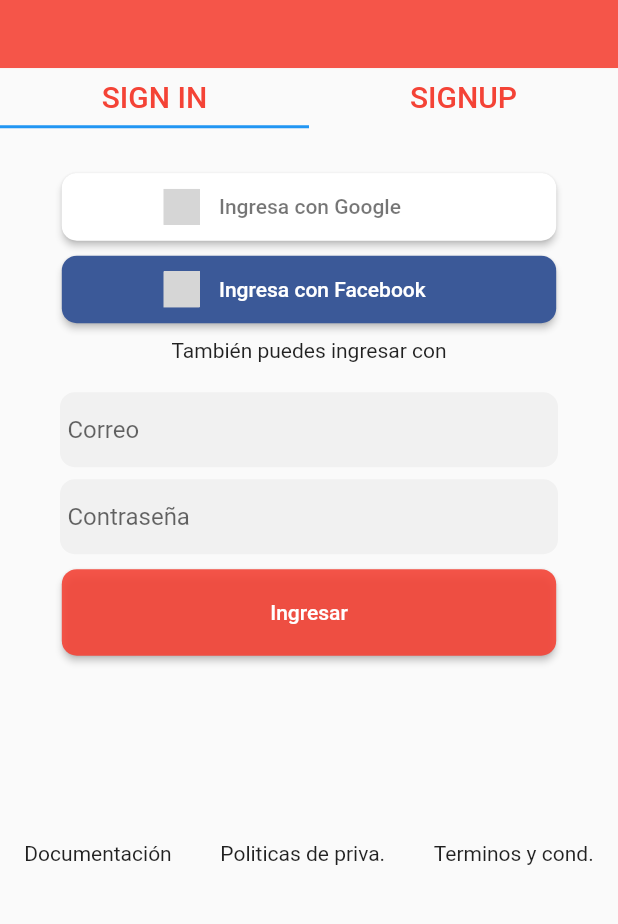
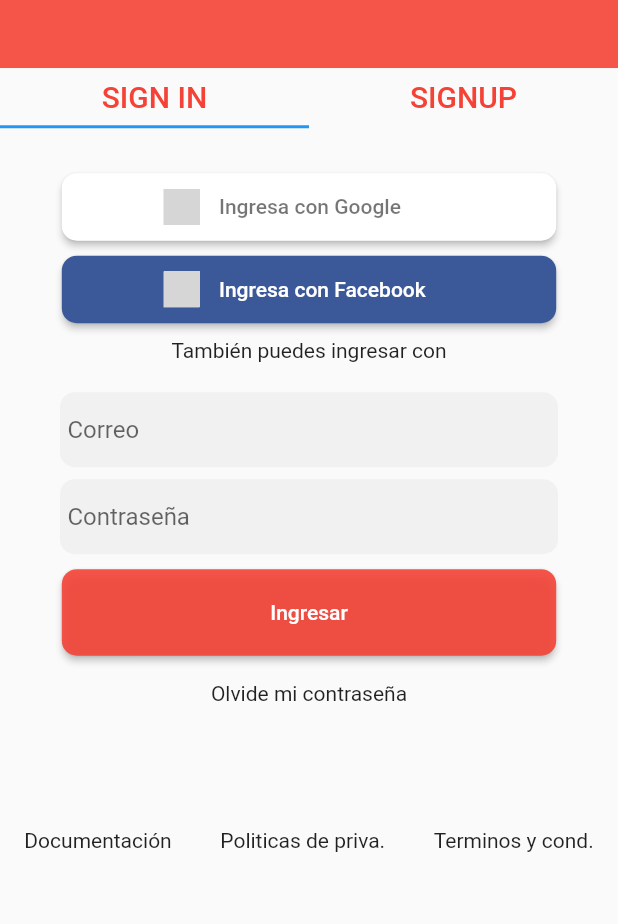
Before and after one commit to RafaelLindarte/pastorApp, a Flutter app: the screen it shows after launch, on a phone screen of 412 x 824 dp, the part 179-1103 px from its top. Run offline on Flutter 3.47's test engine with Material 2 defaults, Android fonts, the phone set to English and light mode, and no system bars; our stand-ins replace audioplayers, firebase_core, firebase_messaging, flutter_signin_button, fluttertoast, font_awesome_flutter and 1 more; missing offline and left inert: amazon_cognito_identity_dart_2; accounts and stored records are empty; grey boxes are pictures that could not be loaded.

Commit message:
recuperar contraseña

```diff
--- a/lib/main.dart
+++ b/lib/main.dart
@@ -7,6 +7,7 @@
 import 'package:push_notificaction/src/pages/home.dart';
 import 'package:push_notificaction/src/pages/login.dart';
 import 'package:push_notificaction/src/pages/notifications.dart';
+import 'package:push_notificaction/src/pages/recuperar-contrase%C3%B1a.dart';
 import 'package:push_notificaction/src/shared/preferences.dart';
 
 
@@ -48,6 +49,7 @@
           'confirm'         : (BuildContext context) => Confirm(),
           'home'            : (BuildContext context) => HomePage(),
           'notifications'   : (BuildContext context) => NotificacionesPage(),
+          'recuperar'       : (BuildContext context) => RecuperarContrasena(),
         }
       ),
     );
--- a/lib/src/pages/confirmar-registro.dart
+++ b/lib/src/pages/confirmar-registro.dart
@@ -6,6 +6,8 @@
 
 // ignore: must_be_immutable
 class Confirm extends StatelessWidget {
+
+
   final themeData = StyleData();
   String _codigo = '';
   final _cognito = Cognito();
@@ -41,8 +43,8 @@
                 margin: EdgeInsets.symmetric(horizontal: 40),
                 child: TextField(
                   onChanged: (e)=> _codigo = e,
-
-                  decoration: themeData.inputDecoration(' Ingresa el código'),
+                  keyboardType: TextInputType.number,
+                  decoration: themeData.inputDecoration(' Ingresa el código', false),
                 ),
               ),
                SizedBox(
--- a/lib/src/pages/login.dart
+++ b/lib/src/pages/login.dart
@@ -1,6 +1,7 @@
 import 'package:flutter/material.dart';
 import 'package:fluttertoast/fluttertoast.dart';
 import 'package:push_notificaction/src/data/cognito/cognito.dart';
+import 'package:push_notificaction/src/pages/home.dart';
 // import 'package:push_notificaction/src/data/login.dart';
 import 'package:push_notificaction/src/shared/preferences.dart';
 import 'package:push_notificaction/src/style/theme.dart';
@@ -104,7 +105,14 @@
         _inputs(),
         SizedBox(height: 10.0),
         _button(context),
-        SizedBox(height: MediaQuery.of(context).size.height*0.15),
+        SizedBox(height: 17,),
+      GestureDetector(
+        child:Text('Olvide mi contraseña'),
+        onTap: (){
+          Navigator.pushNamed(context, 'recuperar');
+        },
+      ),
+        SizedBox(height: MediaQuery.of(context).size.height*0.1),
         _footer()
       ],
     );
@@ -152,8 +160,8 @@
           margin: EdgeInsets.symmetric(horizontal: 40),
           child: TextField(
             onChanged: (e)=>emaill = e,
-
-            decoration: themeData.inputDecoration(' Correo'),
+            keyboardType: TextInputType.emailAddress,
+            decoration: themeData.inputDecoration(' Correo', false),
           ),
         ),
         SizedBox(height: 8,),
@@ -162,8 +170,9 @@
           decoration: themeData.decorationInputs(),
           margin: EdgeInsets.symmetric(horizontal: 40),
           child: TextField(
+            obscureText:true,
             onChanged:(e)=> passwl = e,
-            decoration: themeData.inputDecoration(' Contraseña'),
+            decoration: themeData.inputDecoration(' Contraseña', true),
           ),
         ),
 
@@ -186,6 +195,7 @@
           if(result=='ok'){
             Fluttertoast.showToast(msg: 'Por favor espere');
             Navigator.pushReplacementNamed(context, 'home');
+            // Navigator.pushReplacement(context, MaterialPageRoute(builder: (context)=>HomePage()));
           }else{
             Fluttertoast.showToast(msg: result);
 
@@ -220,7 +230,7 @@
             onChanged: (e)=> name = e,
 
 
-            decoration: themeData.inputDecoration(' Nombre'),
+            decoration: themeData.inputDecoration(' Nombre', false),
           ),
         ),
         SizedBox(height: 8,),
@@ -231,7 +241,7 @@
             onChanged: (e)=> apee = e ,
 
 
-            decoration: themeData.inputDecoration(' Apellido'),
+            decoration: themeData.inputDecoration(' Apellido', false),
           ),
         ),
         SizedBox(height: 8,),
@@ -240,9 +250,8 @@
           margin: EdgeInsets.symmetric(horizontal: 40),
           child: TextField(
             onChanged: (e)=> email = e,
-
-
-            decoration: themeData.inputDecoration(' Correo'),
+            keyboardType: TextInputType.emailAddress,
+            decoration: themeData.inputDecoration(' Correo', false),
           ),
         ),
         SizedBox(height: 8,),
@@ -251,9 +260,10 @@
           decoration: themeData.decorationInputs(),
           margin: EdgeInsets.symmetric(horizontal: 40),
           child: TextField(
+            obscureText: true,
             onChanged: (e)=> pass = e,
 
-            decoration: themeData.inputDecoration(' Contraseña'),
+            decoration: themeData.inputDecoration(' Contraseña', true),
           ),
         ),
         SizedBox(height: 8,),
@@ -263,12 +273,13 @@
           margin: EdgeInsets.symmetric(horizontal: 40),
           child: TextField(
             onChanged: (e)=> conf = e,
+            obscureText: true,
 
-            decoration: themeData.inputDecoration(' Confirma Contraseña'),
+            decoration: themeData.inputDecoration(' Confirma Contraseña', true),
           ),
         ),
         SizedBox(height: 8,),
-      _buttonRegistro(context)
+      _buttonRegistro(context),
     ],
   );
 }
--- a/lib/src/pages/notifications.dart
+++ b/lib/src/pages/notifications.dart
@@ -8,7 +8,7 @@
         appBar: AppBar(
           title: Text('Notificaciones'),
           centerTitle: true,
-          backgroundColor: Colors.orangeAccent.withOpacity(0.9),
+          backgroundColor: Colors.red.withOpacity(0.9),
         ),
         body: Container(
           color: Colors.grey.withOpacity(0.16),
--- a/lib/src/shared/preferences.dart
+++ b/lib/src/shared/preferences.dart
@@ -11,9 +11,10 @@
   }
   Preferences._internal();
 intPreferencrs() async{
-
     _preferences = await SharedPreferences.getInstance();
 }
+
+
 
 
 
@@ -30,13 +31,17 @@
 set lastname (String lastname){
   _preferences?.setString('apellido', lastname);
 }
+set isWelcome(String iw){
+  _preferences?.setString('bienvenido', iw);
+}
 
 
 
-  get token    => _preferences?.getString('token');
-  get uId      => _preferences?.getString('uid');
-  get nombre   => _preferences?.getString('nombre');
-  get apellido => _preferences?.getString('apellido');
+  get token      => _preferences?.getString('token');
+  get uId        => _preferences?.getString('uid');
+  get nombre     => _preferences?.getString('nombre');
+  get apellido   => _preferences?.getString('apellido');
+  get iswelcome  => _preferences?.getString('bienvenido');
 
 
 Future<void> clearInfoRegistro() async{
@@ -46,5 +51,6 @@
 Future<void> clearPreferences() async{
   await _preferences?.setString('uid', '');
 
+
 }
 }
--- a/lib/src/style/theme.dart
+++ b/lib/src/style/theme.dart
@@ -34,10 +34,12 @@
           );
 }
 
-InputDecoration inputDecoration(String hintText ){// decoracion del input
+InputDecoration inputDecoration(String hintTextS, bool icon ){// decoracion del input
   return InputDecoration(
     border: InputBorder.none,
-                    hintText: hintText
+    hintText: hintTextS,
+    // suffixIcon: (icon)? Icon(Icons.view):Text(''),
+
   );
 }
 
```
Also changed, not shown: lib/src/data/cognito/cognito.dart (+51 -0 lines), lib/src/data/provider/user-provider.dart (+8 -5 lines), lib/src/pages/home.dart (+33 -5 lines), lib/src/pages/recuperar-contraseña.dart (added, +150 -0 lines).
